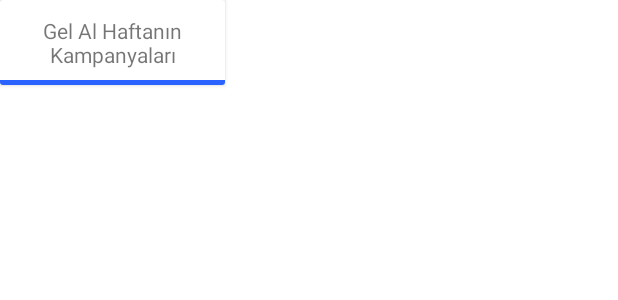
After one commit to saduncakmakli/DominosKlonu, an Android app: the layout card_kampanya.xml on its own in the app's theme, with its tools: preview values and no code run, on a phone screen of 412 x 824 dp. The commit adds this screen. Shown: the top 300 px of the screen. Run offline under Robolectric (Android 15) with nearby library versions, the phone set to English and light mode, and no system bars.

Commit message:
Kampanya.kt, KampanyaAdapter.kt, card_kampanya.xml created.

```diff
--- a/app/src/main/java/com/example/dominosklonu/SliderItem.kt
+++ /dev/null
@@ -1,3 +0,0 @@
-package com.example.dominosklonu
-
-data class SliderItem(var id:Int, var resim:String)
--- a/app/src/main/java/com/example/dominosklonu/adapter/PizzaAdapter.kt
+++ b/app/src/main/java/com/example/dominosklonu/adapter/PizzaAdapter.kt
@@ -4,7 +4,7 @@ import android.content.Context
 import android.view.LayoutInflater
 import android.view.ViewGroup
 import androidx.recyclerview.widget.RecyclerView
-import com.example.dominosklonu.Pizza
+import com.example.dominosklonu.adapter.adaptersData.Pizza
 import com.example.dominosklonu.databinding.CardTasarimBinding
 
 class PizzaAdapter (var mContext:Context, var pizzaListesi:List<Pizza>) : RecyclerView.Adapter<PizzaAdapter.CardTasarimTutucu>() {
--- a/app/src/main/java/com/example/dominosklonu/adapter/SliderAdapter.kt
+++ b/app/src/main/java/com/example/dominosklonu/adapter/SliderAdapter.kt
@@ -4,7 +4,7 @@ import android.content.Context
 import android.view.LayoutInflater
 import android.view.ViewGroup
 import androidx.recyclerview.widget.RecyclerView
-import com.example.dominosklonu.SliderItem
+import com.example.dominosklonu.adapter.adaptersData.SliderItem
 import com.example.dominosklonu.databinding.CardSliderBinding
 
 class SliderAdapter(var mContext:Context, var sliderItemListesi:List<SliderItem>) : RecyclerView.Adapter<SliderAdapter.ViewHolder>() {
--- /dev/null
+++ b/app/src/main/java/com/example/dominosklonu/adapter/adaptersData/Kampanya.kt
@@ -0,0 +1,3 @@
+package com.example.dominosklonu.adapter.adaptersData
+
+data class Kampanya(var id:Int, var yazi:String)
--- a/app/src/main/java/com/example/dominosklonu/Pizza.kt
+++ b/app/src/main/java/com/example/dominosklonu/adapter/adaptersData/Pizza.kt
@@ -1,4 +1,4 @@
-package com.example.dominosklonu
+package com.example.dominosklonu.adapter.adaptersData
 
 data class Pizza(var id:Int, var yazi:String, var resim:String, var fiyat:Double)
 {
--- /dev/null
+++ b/app/src/main/java/com/example/dominosklonu/adapter/adaptersData/SliderItem.kt
@@ -0,0 +1,3 @@
+package com.example.dominosklonu.adapter.adaptersData
+
+data class SliderItem(var id:Int, var resim:String)
--- a/app/src/main/java/com/example/dominosklonu/FragmentAnasayfa.kt
+++ b/app/src/main/java/com/example/dominosklonu/fragment/FragmentAnasayfa.kt
@@ -1,4 +1,4 @@
-package com.example.dominosklonu
+package com.example.dominosklonu.fragment
 
 import android.os.Bundle
 import android.os.CountDownTimer
@@ -9,6 +9,9 @@ import android.view.View
 import android.view.ViewGroup
 import androidx.databinding.DataBindingUtil
 import androidx.recyclerview.widget.StaggeredGridLayoutManager
+import com.example.dominosklonu.adapter.adaptersData.Pizza
+import com.example.dominosklonu.R
+import com.example.dominosklonu.adapter.adaptersData.SliderItem
 import com.example.dominosklonu.adapter.PizzaAdapter
 import com.example.dominosklonu.adapter.SliderAdapter
 import com.example.dominosklonu.databinding.FragmentAnasayfaBinding
--- /dev/null
+++ b/app/src/main/res/layout/card_kampanya.xml
@@ -0,0 +1,48 @@
+<?xml version="1.0" encoding="utf-8"?>
+<layout xmlns:app="http://schemas.android.com/apk/res-auto"
+    xmlns:tools="http://schemas.android.com/tools"
+    xmlns:android="http://schemas.android.com/apk/res/android">
+
+    <data>
+        <variable name="kampanyaNesnesi" type="com.example.dominosklonu.adapter.adaptersData.Kampanya" />
+        <import type="android.view.View"/>
+    </data>
+
+    <LinearLayout
+        android:layout_width="match_parent"
+        android:layout_height="match_parent">
+
+        <androidx.cardview.widget.CardView
+            android:layout_width="wrap_content"
+            android:layout_height="wrap_content">
+
+            <androidx.constraintlayout.widget.ConstraintLayout
+                android:layout_width="wrap_content"
+                android:layout_height="wrap_content">
+
+                <TextView
+                    android:id="@+id/textView"
+                    android:layout_width="150dp"
+                    android:layout_height="50dp"
+                    android:gravity="center"
+                    android:text="@{kampanyaNesnesi.yazi}"
+                    android:textAlignment="center"
+                    app:layout_constraintBottom_toBottomOf="parent"
+                    app:layout_constraintEnd_toEndOf="parent"
+                    app:layout_constraintStart_toStartOf="parent"
+                    app:layout_constraintTop_toTopOf="parent"
+                    tools:text="Gel Al Haftanın Kampanyaları" />
+
+                <ImageView
+                    android:id="@+id/imageViewSecili"
+                    android:layout_width="0dp"
+                    android:layout_height="3dp"
+                    android:background="@color/blue"
+                    android:visibility="@{kampanyaNesnesi.id==0 ? View.VISIBLE : View.INVISIBLE}"
+                    app:layout_constraintEnd_toEndOf="@+id/textView"
+                    app:layout_constraintStart_toStartOf="@+id/textView"
+                    app:layout_constraintTop_toBottomOf="@+id/textView" />
+            </androidx.constraintlayout.widget.ConstraintLayout>
+        </androidx.cardview.widget.CardView>
+    </LinearLayout>
+</layout>
--- a/app/src/main/res/layout/card_slider.xml
+++ b/app/src/main/res/layout/card_slider.xml
@@ -3,7 +3,7 @@
     xmlns:app="http://schemas.android.com/apk/res-auto"
     xmlns:tools="http://schemas.android.com/tools">
     <data>
-        <variable name="sliderItemNesnesi" type="com.example.dominosklonu.SliderItem" />
+        <variable name="sliderItemNesnesi" type="com.example.dominosklonu.adapter.adaptersData.SliderItem" />
     </data>
 
     <LinearLayout
--- a/app/src/main/res/layout/card_tasarim.xml
+++ b/app/src/main/res/layout/card_tasarim.xml
@@ -4,7 +4,7 @@
     xmlns:android="http://schemas.android.com/apk/res/android">
 
     <data>
-        <variable name="pizzaNesnesi" type="com.example.dominosklonu.Pizza" />
+        <variable name="pizzaNesnesi" type="com.example.dominosklonu.adapter.adaptersData.Pizza" />
     </data>
 
     <LinearLayout
--- a/app/src/main/res/layout/fragment_anasayfa.xml
+++ b/app/src/main/res/layout/fragment_anasayfa.xml
@@ -4,7 +4,7 @@
     xmlns:tools="http://schemas.android.com/tools">
 
     <data>
-        <variable name="anasayfaFragment" type="com.example.dominosklonu.FragmentAnasayfa" />
+        <variable name="anasayfaFragment" type="com.example.dominosklonu.fragment.FragmentAnasayfa" />
         <variable name="pizzaAdapter" type="com.example.dominosklonu.adapter.PizzaAdapter" />
         <variable name="kampanyaAdapter" type="com.example.dominosklonu.adapter.SliderAdapter" />
     </data>
--- a/app/src/main/res/navigation/main_activity_nav.xml
+++ b/app/src/main/res/navigation/main_activity_nav.xml
@@ -6,6 +6,6 @@
 
     <fragment
         android:id="@+id/fragment_anasayfa"
-        android:name="com.example.dominosklonu.FragmentAnasayfa"
+        android:name="com.example.dominosklonu.fragment.FragmentAnasayfa"
         android:label="fragment_anasayfa" />
 </navigation>
```
Also changed, not shown: app/src/main/java/com/example/dominosklonu/adapter/KampanyaAdapter.kt (added, +38 -0 lines).
